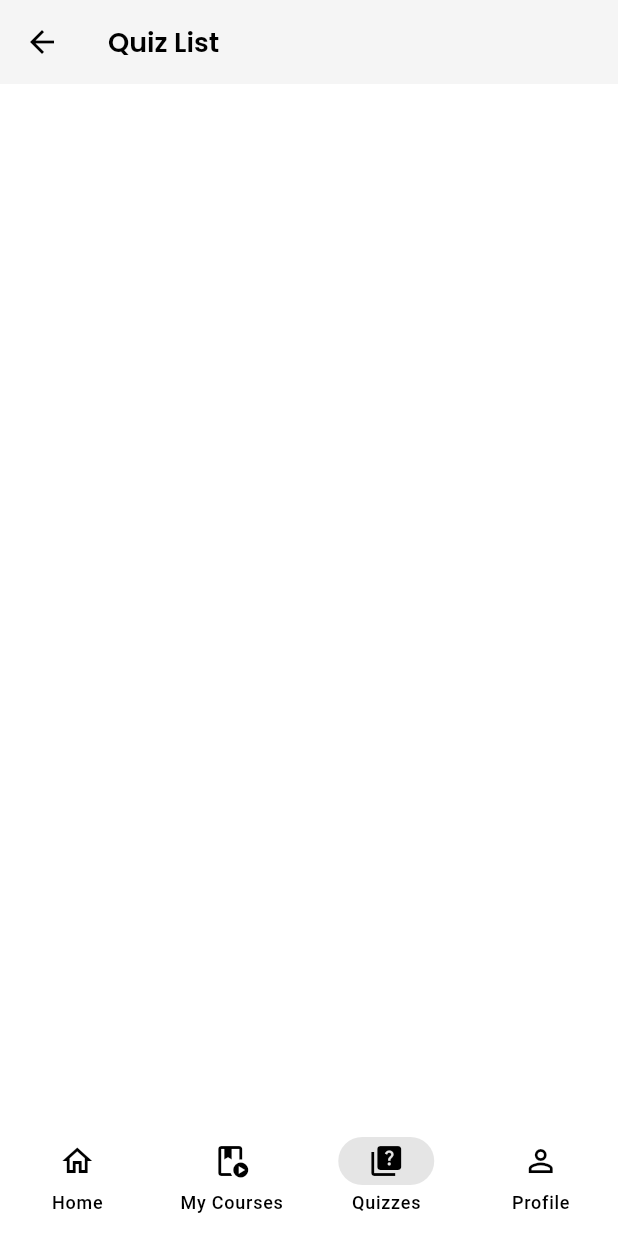
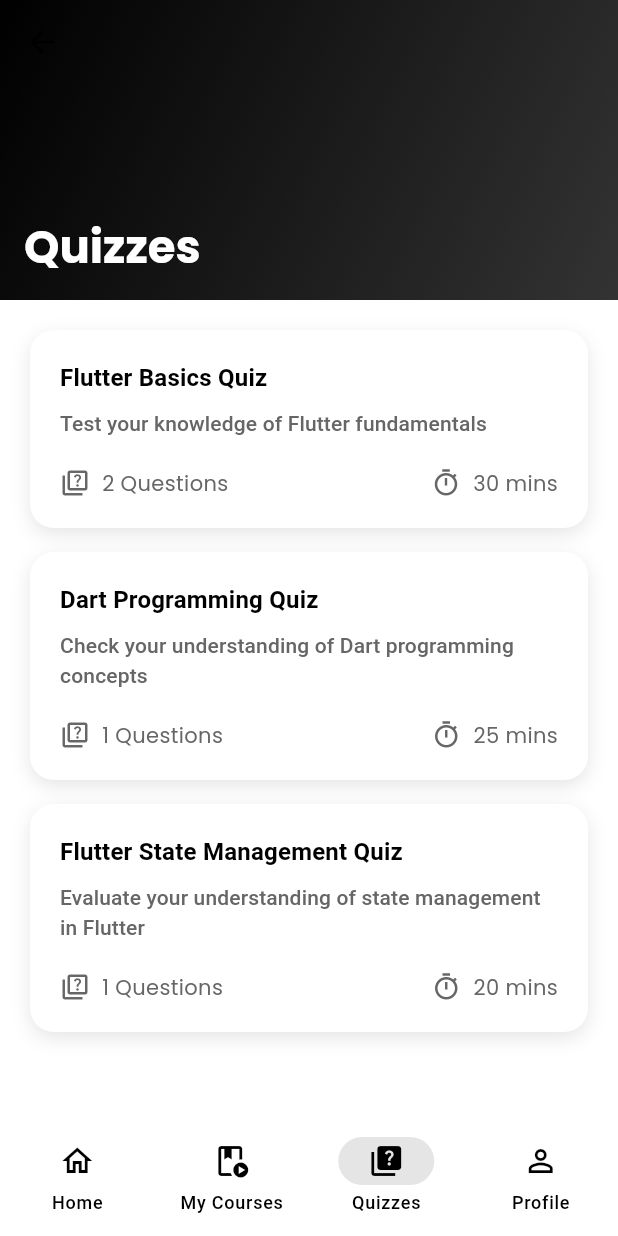
Before and after one commit to immangoc/flutter_elearning_app, a Flutter app: the MainScreen screen opened by its route, item 3 of the bottom bar chosen, on a phone screen of 412 x 824 dp. Run offline on Flutter 3.47's test engine with Material 3 defaults, Android fonts, the phone set to English and light mode, and no system bars; our stand-ins replace bloc, cached_network_image, equatable, flutter_bloc, get, get_storage and 3 more; accounts and stored records are empty; network calls fail.

Commit message:
quiz screen

```diff
--- a/lib/services/dummy_data_service.dart
+++ b/lib/services/dummy_data_service.dart
@@ -272,6 +272,15 @@ class DummyDataService {
       timeLimit: 25,
       questions: _createDartQuizQuestions(),
       createdAt: DateTime.now().subtract(const Duration(days: 3)),
+      isActive: true,
+    ),
+    Quiz(
+      id: '1',
+      title: 'Flutter State Management Quiz',
+      description: 'Evaluate your understanding of state management in Flutter',
+      timeLimit: 20,
+      questions: _createStateManagementQuizQuestions(),
+      createdAt: DateTime.now().subtract(const Duration(days: 1)),
       isActive: true,
     ),
   ];
--- a/lib/view/quiz/quiz_list/quiz_list_screen.dart
+++ b/lib/view/quiz/quiz_list/quiz_list_screen.dart
@@ -1,3 +1,6 @@
+import 'package:e_learning/core/theme/app_color.dart';
+import 'package:e_learning/services/dummy_data_service.dart';
+import 'package:e_learning/view/quiz/quiz_list/widgets/quiz_card.dart';
 import 'package:flutter/material.dart';
 
 class QuizListScreen extends StatelessWidget {
@@ -5,9 +8,55 @@ class QuizListScreen extends StatelessWidget {
 
   @override
   Widget build(BuildContext context) {
+    final theme = Theme.of(context);
+
     return Scaffold(
-      appBar: AppBar(
-        title: const Text('Quiz List'),
+      backgroundColor: AppColors.lightBackground,
+      body: CustomScrollView(
+        physics: BouncingScrollPhysics(),
+        slivers: [
+          SliverAppBar(
+            expandedHeight: 200,
+            pinned: true,
+            backgroundColor: AppColors.primary,
+            flexibleSpace: FlexibleSpaceBar(
+              titlePadding: EdgeInsets.all(16),
+              title: Text(
+                'Quizzes',
+                style: theme.textTheme.headlineMedium?.copyWith(
+                  color: AppColors.accent,
+                  fontWeight: FontWeight.bold,
+                ),
+              ),
+              background: Container(
+                decoration: BoxDecoration(
+                  gradient: LinearGradient(
+                    colors: [AppColors.primary, AppColors.primaryLight],
+                    begin: Alignment.topLeft,
+                    end: Alignment.bottomRight,
+                  ),
+                ),
+              ),
+            ),
+          ),
+          SliverPadding(
+            padding: const EdgeInsets.all(20),
+            sliver: SliverList(
+              delegate: SliverChildBuilderDelegate((context, index) {
+                final quiz = DummyDataService.quizzes[index];
+                return QuizCard(
+                  title: quiz.title,
+                  description: quiz.description,
+                  questionCount: quiz.questions.length,
+                  timeLimit: quiz.timeLimit,
+                  onTap: (){},
+                );
+              },
+              childCount: DummyDataService.quizzes.length,
+              ),
+            ),
+          ),
+        ],
       ),
     );
   }
--- /dev/null
+++ b/lib/view/quiz/quiz_list/widgets/quiz_card.dart
@@ -0,0 +1,102 @@
+import 'package:flutter/material.dart';
+
+import '../../../../core/theme/app_color.dart';
+
+class QuizCard extends StatelessWidget {
+  final String title;
+  final String description;
+  final int questionCount;
+  final int timeLimit;
+  final VoidCallback onTap;
+
+  const QuizCard({
+    super.key,
+    required this.title,
+    required this.description,
+    required this.questionCount,
+    required this.timeLimit,
+    required this.onTap,
+  });
+
+  @override
+  Widget build(BuildContext context) {
+    final theme = Theme.of(context);
+
+    return Container(
+      margin: const EdgeInsets.only(bottom: 16),
+      decoration: BoxDecoration(
+        color: AppColors.accent,
+        borderRadius: BorderRadius.circular(16),
+        boxShadow: [
+          BoxShadow(
+            color: AppColors.primary.withOpacity(0.1),
+            blurRadius: 10,
+            offset: const Offset(0, 4),
+          ),
+        ],
+      ),
+      child: Material(
+        color: Colors.transparent,
+        child: InkWell(
+          onTap: onTap,
+          borderRadius: BorderRadius.circular(10),
+          child: Padding(
+            padding: const EdgeInsets.all(20),
+            child: Column(
+              crossAxisAlignment: CrossAxisAlignment.start,
+              children: [
+                Text(
+                  title,
+                  style: theme.textTheme.titleMedium?.copyWith(
+                    color: AppColors.primary,
+                    fontWeight: FontWeight.bold,
+                  ),
+                ),
+                const SizedBox(height: 8),
+                Text(
+                  description,
+                  style: theme.textTheme.titleSmall?.copyWith(
+                    color: AppColors.secondary,
+                  ),
+                ),
+                const SizedBox(height: 20),
+
+                Row(
+                  mainAxisAlignment: MainAxisAlignment.spaceBetween,
+                  children: [
+                    _buildQuizStart(
+                      theme,
+                      Icons.quiz_outlined,
+                      '$questionCount Questions',
+                    ),
+                    const SizedBox(height: 20),
+                    Row(
+                      children: [
+                        _buildQuizStart(theme, Icons.timer_outlined, '$timeLimit mins'),
+                      ],
+                    ),
+                  ],
+                ),
+              ],
+            ),
+          ),
+        ),
+      ),
+    );
+  }
+
+  Widget _buildQuizStart(ThemeData theme, IconData icon, String text) {
+    return Row(
+      children: [
+        Icon(icon, size: 20, color: AppColors.secondary),
+        const SizedBox(width: 8),
+        Text(
+          text,
+          style: theme.textTheme.bodyMedium?.copyWith(
+            color: AppColors.secondary,
+          ),
+        ),
+      ],
+    );
+  }
+}
```
